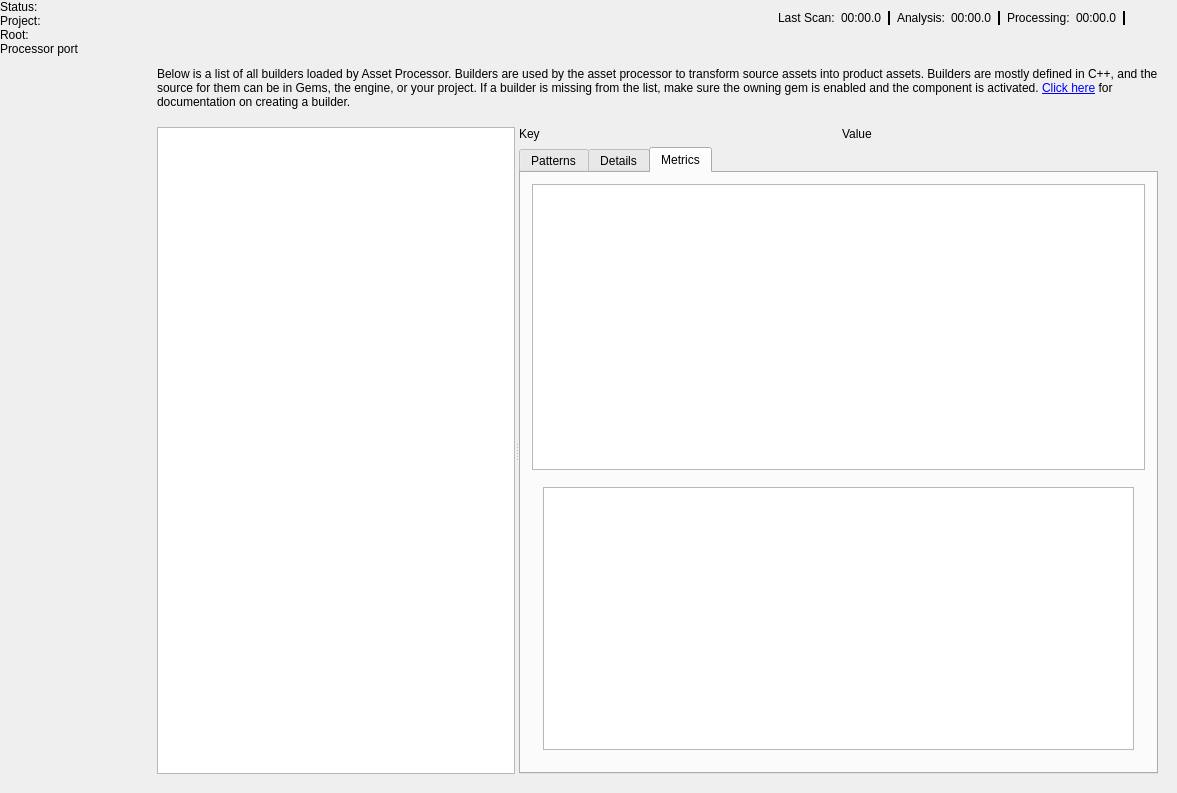
Above: Code/Tools/AssetProcessor/native/ui/MainWindow.ui from o3de/o3de before the change. Below: the same form after it.
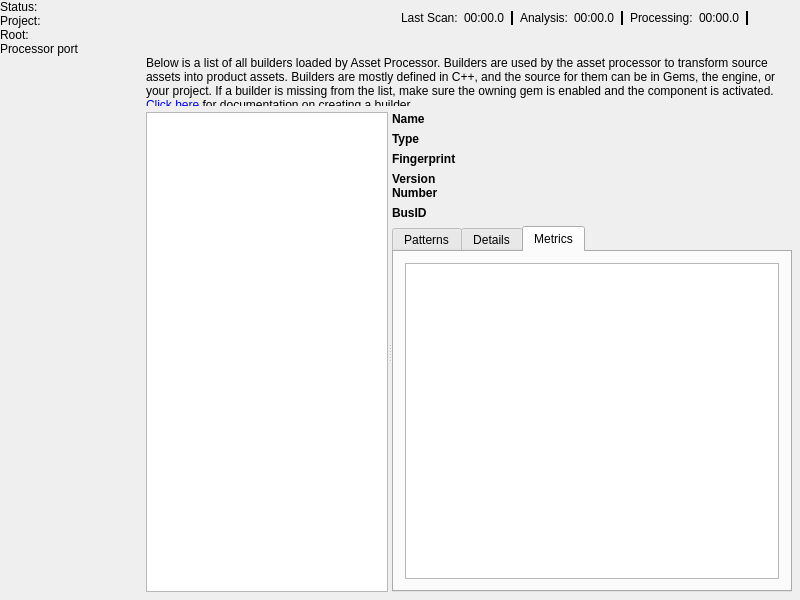
That is the form after the change. The open tabs and pages were chosen to show the change. Icons and pictures are not drawn. Custom widgets are drawn as their Qt base class.

Commit message: Include BuilderInfoMetricsModel and builder info

Patch:
```diff
--- a/Code/Tools/AssetProcessor/native/ui/MainWindow.ui
+++ b/Code/Tools/AssetProcessor/native/ui/MainWindow.ui
@@ -6,8 +6,8 @@
    <rect>
     <x>0</x>
     <y>0</y>
-    <width>1177</width>
-    <height>793</height>
+    <width>800</width>
+    <height>600</height>
    </rect>
   </property>
   <property name="minimumSize">
@@ -1191,12 +1191,24 @@
         <widget class="QWidget" name="BuildersPage">
          <layout class="QVBoxLayout" name="BuildersPageVerticalLayout">
           <property name="spacing">
-           <number>10</number>
+           <number>6</number>
+          </property>
+          <property name="leftMargin">
+           <number>0</number>
+          </property>
+          <property name="topMargin">
+           <number>0</number>
+          </property>
+          <property name="rightMargin">
+           <number>0</number>
+          </property>
+          <property name="bottomMargin">
+           <number>0</number>
           </property>
           <item>
            <widget class="QLabel" name="buildersPageDescription">
             <property name="sizePolicy">
-             <sizepolicy hsizetype="Preferred" vsizetype="Preferred">
+             <sizepolicy hsizetype="Expanding" vsizetype="Preferred">
               <horstretch>0</horstretch>
               <verstretch>0</verstretch>
              </sizepolicy>
@@ -1211,7 +1223,7 @@
              <string>Below is a list of all builders loaded by Asset Processor.  Builders are used by the asset processor to transform source assets into product assets. Builders are mostly defined in C++, and the source for them can be in Gems, the engine, or your project.  If a builder is missing from the list, make sure the owning gem is enabled and the component is activated. &lt;a href=&quot;https://www.o3de.org/docs/user-guide/assets/pipeline/asset-builders/&quot;&gt;Click here&lt;/a&gt; for documentation on creating a builder.</string>
             </property>
             <property name="alignment">
-             <set>Qt::AlignLeading|Qt::AlignLeft|Qt::AlignTop</set>
+             <set>Qt::AlignLeading|Qt::AlignLeft|Qt::AlignVCenter</set>
             </property>
             <property name="wordWrap">
              <bool>true</bool>
@@ -1267,18 +1279,154 @@
                <number>0</number>
               </property>
               <item>
-               <layout class="QGridLayout" name="builderInfoHeader">
-                <item row="0" column="0">
-                 <widget class="QLabel" name="builderInfoHeaderKey">
+               <layout class="QGridLayout" name="builderInfoHeader" columnstretch="1,4">
+                <item row="3" column="0">
+                 <widget class="QLabel" name="builderInfoHeaderTitleVersionNumber">
+                  <property name="font">
+                   <font>
+                    <weight>75</weight>
+                    <italic>false</italic>
+                    <bold>true</bold>
+                   </font>
+                  </property>
+                  <property name="styleSheet">
+                   <string notr="true">font: bold;</string>
+                  </property>
                   <property name="text">
-                   <string>Key</string>
+                   <string>Version Number</string>
+                  </property>
+                  <property name="wordWrap">
+                   <bool>true</bool>
                   </property>
                  </widget>
                 </item>
                 <item row="0" column="1">
-                 <widget class="QLabel" name="builderInfoHeaderValue">
+                 <widget class="QLabel" name="builderInfoHeaderValueName">
                   <property name="text">
-                   <string>Value</string>
+                   <string/>
+                  </property>
+                  <property name="wordWrap">
+                   <bool>true</bool>
+                  </property>
+                 </widget>
+                </item>
+                <item row="0" column="0">
+                 <widget class="QLabel" name="builderInfoHeaderTitleName">
+                  <property name="font">
+                   <font>
+                    <weight>75</weight>
+                    <italic>false</italic>
+                    <bold>true</bold>
+                   </font>
+                  </property>
+                  <property name="styleSheet">
+                   <string notr="true">font: bold;</string>
+                  </property>
+                  <property name="text">
+                   <string>Name</string>
+                  </property>
+                  <property name="wordWrap">
+                   <bool>true</bool>
+                  </property>
+                 </widget>
+                </item>
+                <item row="1" column="1">
+                 <widget class="QLabel" name="builderInfoHeaderValueType">
+                  <property name="text">
+                   <string/>
+                  </property>
+                  <property name="wordWrap">
+                   <bool>true</bool>
+                  </property>
+                 </widget>
+                </item>
+                <item row="2" column="0">
+                 <widget class="QLabel" name="builderInfoHeaderTitleFingerprint">
+                  <property name="font">
+                   <font>
+                    <weight>75</weight>
+                    <italic>false</italic>
+                    <bold>true</bold>
+                   </font>
+                  </property>
+                  <property name="styleSheet">
+                   <string notr="true">font: bold;</string>
+                  </property>
+                  <property name="text">
+                   <string>Fingerprint</string>
+                  </property>
+                  <property name="wordWrap">
+                   <bool>true</bool>
+                  </property>
+                 </widget>
+                </item>
+                <item row="1" column="0">
+                 <widget class="QLabel" name="builderInfoHeaderTitleType">
+                  <property name="font">
+                   <font>
+                    <weight>75</weight>
+                    <italic>false</italic>
+                    <bold>true</bold>
+                   </font>
+                  </property>
+                  <property name="styleSheet">
+                   <string notr="true">font: bold;</string>
+                  </property>
+                  <property name="text">
+                   <string>Type</string>
+                  </property>
+                  <property name="wordWrap">
+                   <bool>true</bool>
+                  </property>
+                 </widget>
+                </item>
+                <item row="4" column="0">
+                 <widget class="QLabel" name="builderInfoHeaderTitleBusId">
+                  <property name="font">
+                   <font>
+                    <weight>75</weight>
+                    <italic>false</italic>
+                    <bold>true</bold>
+                   </font>
+                  </property>
+                  <property name="styleSheet">
+                   <string notr="true">font: bold;</string>
+                  </property>
+                  <property name="text">
+                   <string>BusID</string>
+                  </property>
+                  <property name="wordWrap">
+                   <bool>true</bool>
+                  </property>
+                 </widget>
+                </item>
+                <item row="2" column="1">
+                 <widget class="QLabel" name="builderInfoHeaderValueFingerprint">
+                  <property name="text">
+                   <string/>
+                  </property>
+                  <property name="wordWrap">
+                   <bool>true</bool>
+                  </property>
+                 </widget>
+                </item>
+                <item row="3" column="1">
+                 <widget class="QLabel" name="builderInfoHeaderValueVersionNumber">
+                  <property name="text">
+                   <string/>
+                  </property>
+                  <property name="wordWrap">
+                   <bool>true</bool>
+                  </property>
+                 </widget>
+                </item>
+                <item row="4" column="1">
+                 <widget class="QLabel" name="builderInfoHeaderValueBusId">
+                  <property name="text">
+                   <string/>
+                  </property>
+                  <property name="wordWrap">
+                   <bool>true</bool>
                   </property>
                  </widget>
                 </item>
@@ -1287,7 +1435,7 @@
               <item>
                <widget class="QTabWidget" name="builderInfoTabWidget">
                 <property name="currentIndex">
-                 <number>0</number>
+                 <number>2</number>
                 </property>
                 <widget class="QWidget" name="builderInfoPatternsTab">
                  <attribute name="title">
@@ -1323,15 +1471,10 @@
                  </attribute>
                  <layout class="QVBoxLayout" name="verticalLayout_7">
                   <item>
-                   <widget class="QTreeView" name="builderInfoMetricsTreeView"/>
-                  </item>
-                  <item>
-                   <widget class="QWidget" name="builderInfoMetricsChart" native="true">
-                    <layout class="QGridLayout" name="gridLayout_2">
-                     <item row="0" column="0">
-                      <widget class="QGraphicsView" name="chartPlaceholder"/>
-                     </item>
-                    </layout>
+                   <widget class="AzQtComponents::TableView" name="builderInfoMetricsTreeView">
+                    <property name="sortingEnabled">
+                     <bool>true</bool>
+                    </property>
                    </widget>
                   </item>
                  </layout>
```
The commit also changes 2 other files.
